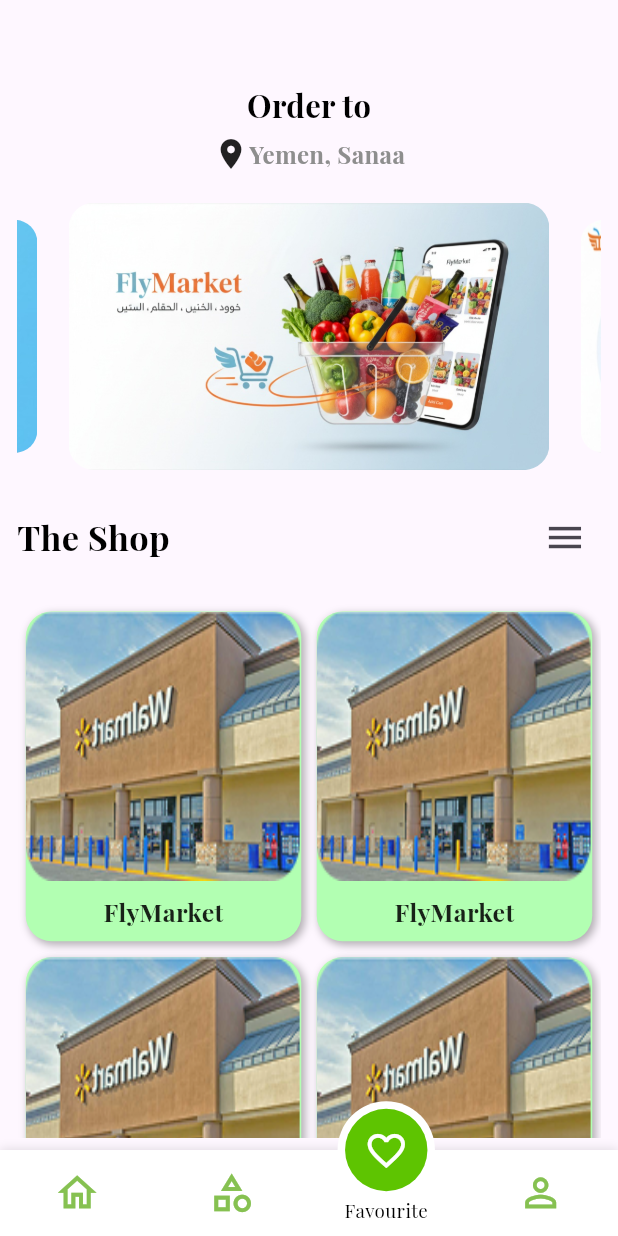
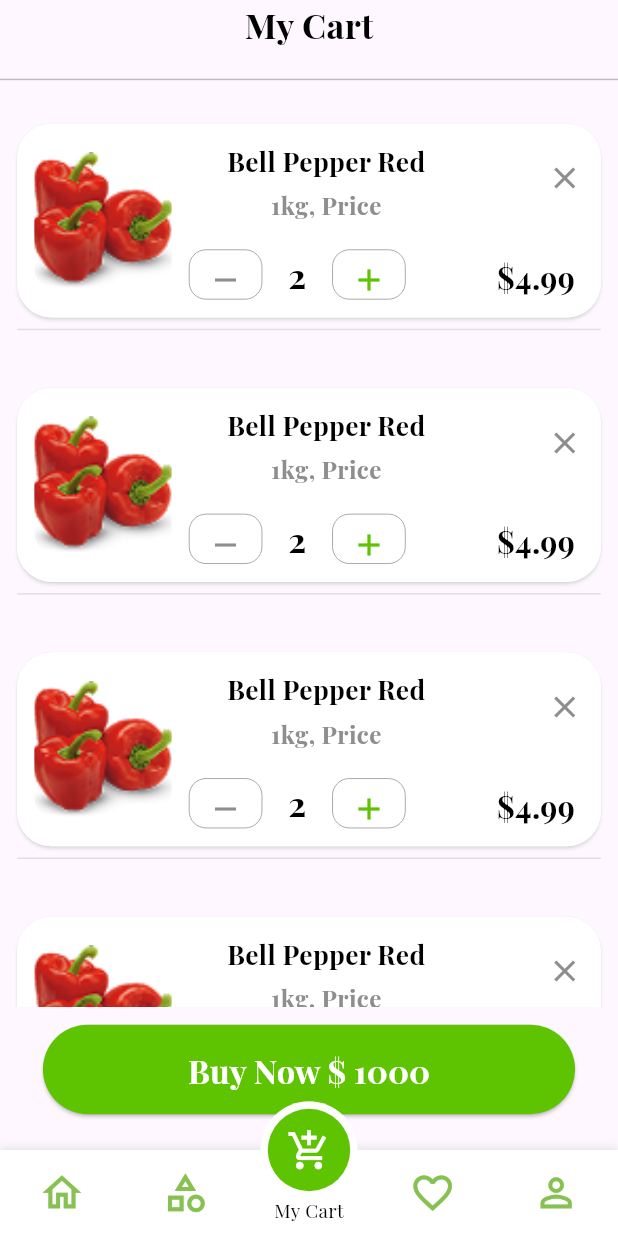
Before and after one commit to WesamTechnology/FlyMarket-Customer, a Flutter app: the screen it shows after launch, item 3 of the bottom bar chosen, on a phone screen of 412 x 824 dp. Run offline on Flutter 3.47's test engine with Material 3 defaults, Android fonts, the phone set to English and light mode, and no system bars; drawn by our look-alikes of carousel_slider; our stand-ins replace flutter_otp_text_field, flutter_screenutil, get, motion_tab_bar, shared_preferences; project files that could hold a hidden picture were left out.

Commit message:
تم اضافة السلة

```diff
--- a/lib/core/constant/imgaeasset.dart
+++ b/lib/core/constant/imgaeasset.dart
@@ -15,6 +15,7 @@
   static const String bakery = "$rootImages/bakery.png";
   static const String dairy = "$rootImages/dairy.png";
   static const String beverages = "$rootImages/beverages.png";
+  static const String pepper_red = "$rootImages/pepper_red.png";
 
 
   //  static const String avatar = "$rootImages/avatar.png" ;
--- /dev/null
+++ b/lib/view/screen/home/CategoryDetailPages/my_cart.dart
@@ -0,0 +1,29 @@
+import 'package:flutter/material.dart';
+import 'package:flutter_screenutil/flutter_screenutil.dart';
+import 'package:flymarket_customer/view/widget/home/myCart/custom_button_cart.dart';
+import 'package:flymarket_customer/view/widget/home/myCart/custom_list_view_cart.dart';
+
+
+class MyCart extends StatelessWidget {
+  const MyCart({super.key});
+
+  @override
+  Widget build(BuildContext context) {
+    return SafeArea(
+      child: Column(
+        children: [
+          Text(
+            "My Cart",
+            style: TextStyle(color: Colors.black, fontSize: 20.sp),
+          ),
+          SizedBox(height: 10.h),
+          Divider(color: Colors.grey[400],),
+          Expanded(
+            child: CustomListViewCart(),
+          ),
+          CustomButtonCart(),
+        ],
+      ),
+    );
+  }
+}
--- a/lib/view/screen/home/home_page.dart
+++ b/lib/view/screen/home/home_page.dart
@@ -2,6 +2,7 @@
 import 'package:flutter/material.dart';
 import 'package:flutter_screenutil/flutter_screenutil.dart';
 import 'package:flymarket_customer/core/constant/color.dart';
+import 'package:flymarket_customer/view/screen/home/CategoryDetailPages/my_cart.dart';
 import 'package:flymarket_customer/view/screen/home/categories.dart';
 import 'package:flymarket_customer/view/screen/home/shop.dart';
 import 'package:flymarket_customer/view/screen/onboarding/onboarding.dart';
@@ -33,7 +34,7 @@
     //// use "MotionTabBarController" to replace with "TabController", if you need to programmatically change the tab
     _motionTabBarController = MotionTabBarController(
       initialIndex: 0,
-      length: 4,
+      length: 5,
       vsync: this,
     );
   }
@@ -51,11 +52,12 @@
       bottomNavigationBar: MotionTabBar(
         controller: _motionTabBarController, // ADD THIS if you need to change your tab programmatically
         initialSelectedTab: "Home",
-        labels: const ["Home", "Categories","Favourite","Account"],
+        labels: const ["Home", "Categories","My Cart","Favourite","Account"],
         icons: const [
          // Icons.home,
           Icons.home_outlined, // Using a mosque icon for prayers
           Icons.category_outlined,
+          Icons.add_shopping_cart_outlined,
           Icons.favorite_border,
           Icons.person_outline,
           // Using a book icon for Quran
@@ -99,6 +101,9 @@
             child: Categories(),
           ),
           const Center(
+            child: MyCart(),
+          ),
+          const Center(
             child: Shop(),
           ),
           const Center(
--- /dev/null
+++ b/lib/view/widget/getResponsiveTextSize.dart
@@ -0,0 +1,22 @@
+import 'package:flutter/material.dart';
+
+double getResponsiveTextSize(BuildContext context, double fontSize) {
+  double scaleFactor = getScaleFactor(context);
+  double responsiveFontSize = fontSize * scaleFactor;
+  double lowerLimit = fontSize * 0.8;
+  double upperLimit = fontSize * 1.2;
+
+  return responsiveFontSize.clamp(lowerLimit, upperLimit);
+}
+
+
+double getScaleFactor(BuildContext context) {
+  double screenWidth = MediaQuery.of(context).size.width;
+  if(screenWidth <= 600) {
+    return screenWidth / 400;
+  }else if (screenWidth <=900){
+    return screenWidth / 700;
+  }else {
+    return screenWidth / 1000;
+  }
+}
--- /dev/null
+++ b/lib/view/widget/home/myCart/cart_item_widget.dart
@@ -0,0 +1,59 @@
+import 'package:flutter/material.dart';
+import 'package:flutter_screenutil/flutter_screenutil.dart';
+import 'package:flymarket_customer/core/constant/color.dart';
+import 'package:flymarket_customer/view/widget/home/myCart/price_and_delete_section.dart';
+import 'package:flymarket_customer/view/widget/home/myCart/product_info_widget.dart';
+
+import '../../../../core/constant/imgaeasset.dart';
+
+
+class CartItemWidget extends StatelessWidget {
+  const CartItemWidget({super.key});
+
+  @override
+  Widget build(BuildContext context) {
+    return Padding(
+      padding: EdgeInsets.only(bottom: 8.h,top: 8.h,right: 10.w,left: 10.w),
+      child: Column(
+        children: [
+
+          Card(
+            color: Colors.white,
+            shape: RoundedRectangleBorder(
+              borderRadius: BorderRadiusGeometry.circular(20.r),
+              side: BorderSide(color: Colors.white)
+            ),
+            shadowColor: Colors.white,
+            margin: EdgeInsets.only(top: 10.h),
+            child: Padding(
+              padding:  EdgeInsets.symmetric(vertical: 10.h),
+              child: Row(
+                children: [
+                  SizedBox(width: 10.w,),
+                  ClipRRect(
+                    borderRadius: BorderRadius.circular(12.r),
+                    child: Image.asset(
+                      AppImageAsset.pepper_red,
+                      width: 80.w,
+                      height: 80.w,
+                      fit: BoxFit.cover,
+                    ),
+                  ),
+                  SizedBox(width: 10.w),
+                  Expanded(
+                      flex: 2,
+                      child: Productinfowidget()
+                  ),
+                  Expanded(
+                    child: PriceAndDeleteSection(),
+                  ),
+                ],
+              ),
+            ),
+          ),
+          Divider(color: Colors.grey[300],),
+        ],
+      ),
+    );
+  }
+}
--- /dev/null
+++ b/lib/view/widget/home/myCart/custom_button_cart.dart
@@ -0,0 +1,36 @@
+import 'package:flutter/material.dart';
+import 'package:flutter_screenutil/flutter_screenutil.dart';
+
+import '../../../../core/constant/color.dart';
+
+
+class CustomButtonCart extends StatelessWidget {
+  const CustomButtonCart({super.key});
+
+  @override
+  Widget build(BuildContext context) {
+    return Padding(
+      padding: EdgeInsets.only(
+        bottom: 20.h,
+        top: 10.h,
+        right: 25.w,
+        left: 25.w,
+      ),
+      child: ElevatedButton(
+        onPressed: () {},
+        child: Text(
+          "Buy Now ${"\$"} 1000",
+          style: TextStyle(
+            color: Colors.white,
+            fontSize: 19.sp,
+            fontWeight: FontWeight.bold,
+          ),
+        ),
+        style: ElevatedButton.styleFrom(
+          minimumSize: Size(double.infinity, 50.h),
+          backgroundColor: AppColor.primaryColor,
+        ),
+      ),
+    );
+  }
+}
--- /dev/null
+++ b/lib/view/widget/home/myCart/custom_list_view_cart.dart
@@ -0,0 +1,22 @@
+import 'package:flutter/material.dart';
+import 'package:flutter_screenutil/flutter_screenutil.dart';
+
+import 'cart_item_widget.dart';
+
+
+class CustomListViewCart extends StatelessWidget {
+  const CustomListViewCart({super.key});
+
+  @override
+  Widget build(BuildContext context) {
+    return ListView(
+      children: [
+        CartItemWidget(),
+        CartItemWidget(),
+        CartItemWidget(),
+        CartItemWidget(),
+        CartItemWidget(),
+      ],
+    );
+  }
+}
--- /dev/null
+++ b/lib/view/widget/home/myCart/price_and_delete_section.dart
@@ -0,0 +1,35 @@
+import 'package:flutter/material.dart';
+import 'package:flutter_screenutil/flutter_screenutil.dart';
+
+import '../../../../core/constant/color.dart';
+
+
+class PriceAndDeleteSection extends StatelessWidget {
+  const PriceAndDeleteSection({super.key});
+
+  @override
+  Widget build(BuildContext context) {
+    return Column(
+      mainAxisAlignment: MainAxisAlignment.spaceBetween,
+      mainAxisSize: MainAxisSize.min,
+      crossAxisAlignment: CrossAxisAlignment.end,
+      children: [
+        IconButton(
+          onPressed: () {},
+          icon: Icon(Icons.close, color: AppColor.grey),
+        ),
+        SizedBox(height: 23.h,),
+        Padding(
+          padding:  EdgeInsets.symmetric(horizontal: 15.w),
+          child: Text(
+            r"$4.99",
+            style: TextStyle(
+              color: Colors.black,
+              fontSize: 18.sp,
+            ),
+          ),
+        ),
+      ],
+    );
+  }
+}
--- /dev/null
+++ b/lib/view/widget/home/myCart/product_info_widget.dart
@@ -0,0 +1,79 @@
+import 'package:flutter/material.dart';
+import 'package:flutter_screenutil/flutter_screenutil.dart';
+import 'package:flymarket_customer/view/widget/getResponsiveTextSize.dart';
+
+import '../../../../core/constant/color.dart';
+
+
+class Productinfowidget extends StatelessWidget {
+  const Productinfowidget({super.key});
+
+  @override
+  Widget build(BuildContext context) {
+    return Column(
+      children: [
+        Text(
+          "Bell Pepper Red",
+          style: TextStyle(
+            color: Colors.black,
+            fontSize: 15.3.sp,
+          ),
+        ),
+        SizedBox(height: 5.h),
+        Text("1kg, Price"),
+        SizedBox(height: 15.h),
+        Row(
+          children: [
+            Container(
+              height: 28.h,
+              decoration: BoxDecoration(
+                borderRadius: BorderRadius.all(
+                  Radius.circular(10.r),
+                ),
+                border: Border.all(
+                  width: 0.5,
+                  color: AppColor.grey,
+                ),
+              ),
+              child: IconButton(
+                onPressed: () {},
+                icon: Icon(
+                  Icons.remove,
+                  color: AppColor.grey,
+                ),
+              ),
+            ),
+            SizedBox(width: 15.w),
+            Text(
+              "2",
+              style: TextStyle(
+                color: Colors.black,
+                fontSize:20.sp,
+              ),
+            ),
+            SizedBox(width: 15.w),
+            Container(
+              height: 28.h,
+              decoration: BoxDecoration(
+                borderRadius: BorderRadius.all(
+                  Radius.circular(10.r),
+                ),
+                border: Border.all(
+                  width: 0.5,
+                  color: AppColor.grey,
+                ),
+              ),
+              child: IconButton(
+                onPressed: () {},
+                icon: Icon(
+                  Icons.add,
+                  color: AppColor.primaryColor,
+                ),
+              ),
+            ),
+          ],
+        ),
+      ],
+    );
+  }
+}
--- a/pubspec.yaml
+++ b/pubspec.yaml
@@ -41,6 +41,7 @@
   motion_tab_bar: ^2.0.4
   carousel_slider: ^5.1.1
   flutter_screenutil: ^5.9.3
+  flutter_svg: ^2.2.1
 
 dev_dependencies:
   flutter_test:
```
Also changed, not shown: assets/images/pepper_red.png (added), pubspec.lock.
